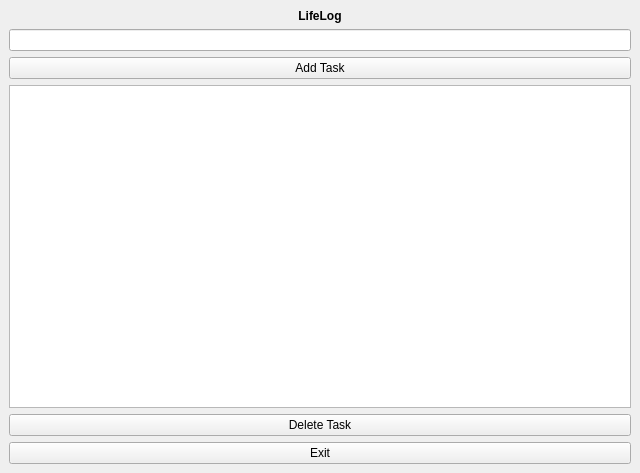
Old version of the form Projects/LifeLog/src/life_log/ui/views/main_window.ui in the repository 38lukas/LearningPython.
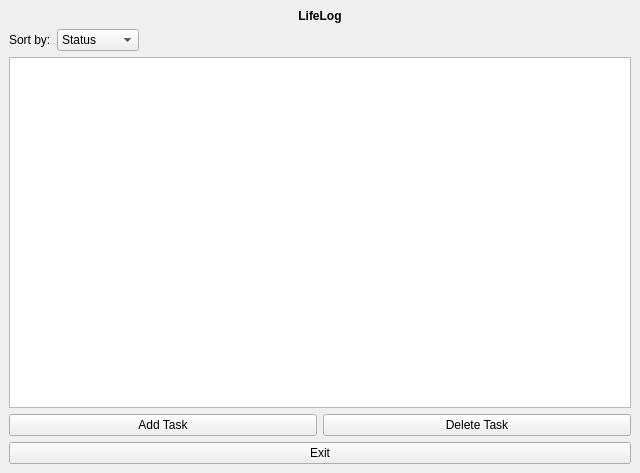
New version of the form.

```diff
--- a/Projects/LifeLog/src/life_log/ui/views/main_window.ui
+++ b/Projects/LifeLog/src/life_log/ui/views/main_window.ui
@@ -22,7 +22,7 @@
   <widget class="QWidget" name="main_layout">
    <layout class="QVBoxLayout" name="verticalLayout">
     <item>
-     <widget class="QLabel" name="label">
+     <widget class="QLabel" name="window_title">
       <property name="font">
        <font>
         <bold>true</bold>
@@ -37,8 +37,56 @@
      </widget>
     </item>
     <item>
-     <widget class="QLineEdit" name="task_entry"/>
-    </item>
+     <layout class="QHBoxLayout" name="horizontalLayout">
+      <item>
+       <widget class="QLabel" name="label">
+        <property name="text">
+         <string>Sort by:</string>
+        </property>
+       </widget>
+      </item>
+      <item>
+       <widget class="QComboBox" name="sorting_menu">
+        <property name="editable">
+         <bool>false</bool>
+        </property>
+        <item>
+         <property name="text">
+          <string>Status</string>
+         </property>
+        </item>
+        <item>
+         <property name="text">
+          <string>Title</string>
+         </property>
+        </item>
+        <item>
+         <property name="text">
+          <string>Due Date</string>
+         </property>
+        </item>
+       </widget>
+      </item>
+      <item>
+       <spacer name="horizontalSpacer">
+        <property name="orientation">
+         <enum>Qt::Orientation::Horizontal</enum>
+        </property>
+        <property name="sizeHint" stdset="0">
+         <size>
+          <width>40</width>
+          <height>20</height>
+         </size>
+        </property>
+       </spacer>
+      </item>
+     </layout>
+    </item>
+    <item>
+     <widget class="QListWidget" name="task_list"/>
+    </item>
+    <item>
+     <layout class="QHBoxLayout" name="button_layout">
     <item>
      <widget class="QPushButton" name="add_task_button">
       <property name="text">
@@ -46,15 +94,14 @@
       </property>
      </widget>
     </item>
-    <item>
-     <widget class="QListWidget" name="task_list"/>
-    </item>
     <item>
      <widget class="QPushButton" name="delete_task_button">
       <property name="text">
        <string>Delete Task</string>
       </property>
      </widget>
+      </item>
+     </layout>
     </item>
     <item>
      <widget class="QPushButton" name="exit_button">
```
Lines whose indentation alone changed are shown as unchanged.
